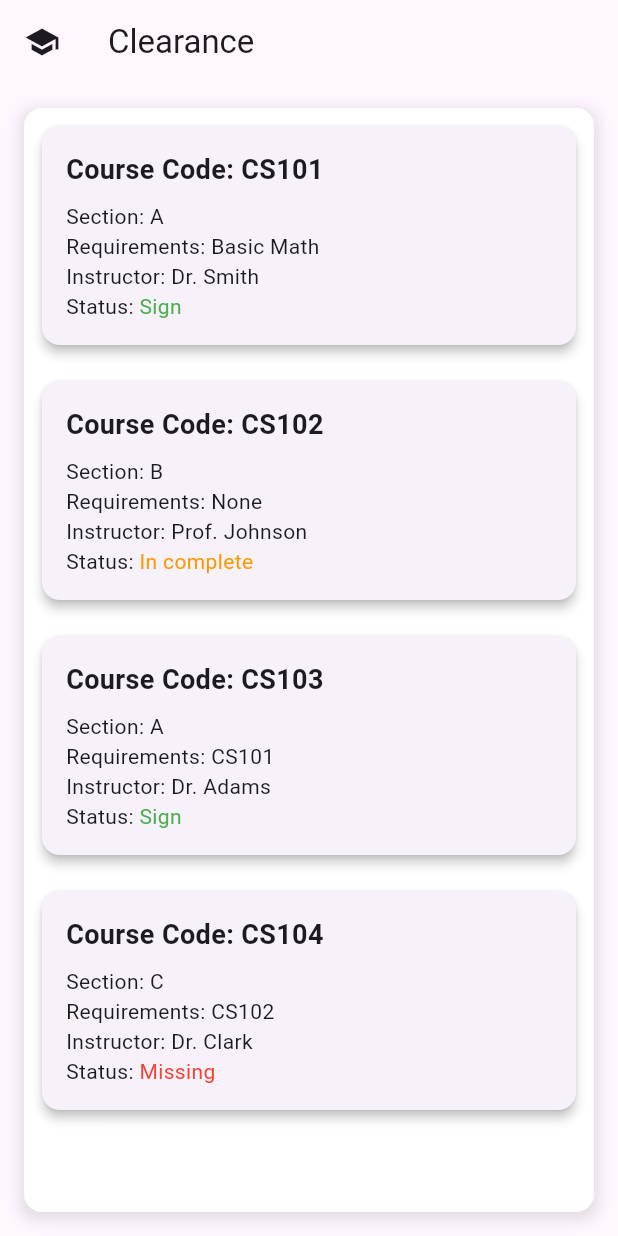
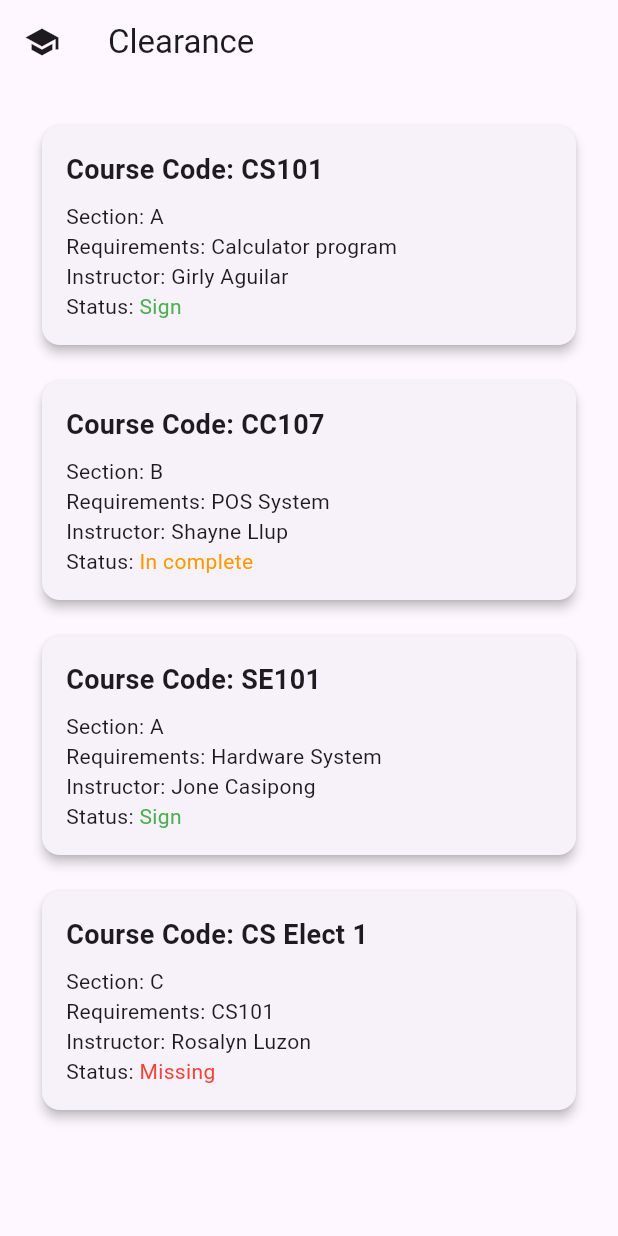
Before and after one commit to anthonyc-dev/ASCS-Flutter-Client-side-, a Flutter app: the Clearance screen opened directly, on a phone screen of 412 x 824 dp. Run offline on Flutter 3.47's test engine with Material 3 defaults, Android fonts, the light colour scheme and no system bars; our stand-ins replace curved_navigation_bar, flutter_dotenv, flutter_screenutil, google_fonts.

Commit message:
update the clearance and sign up

```diff
--- a/my_app/lib/layouts/build_desktop_layout.dart
+++ b/my_app/lib/layouts/build_desktop_layout.dart
@@ -35,8 +35,7 @@ class BuildDesktopLayout extends StatelessWidget {
                           .contain, // Ensures the image maintains its aspect ratio
                 )
                 : null,
-        elevation:
-            Responsive.isDesktop(context) ? 4.0 : 0.0, // Increases shadow depth
+        elevation: Responsive.isDesktop(context) ? 4.0 : 0.0,
         shadowColor:
             Responsive.isDesktop(context)
                 ? Colors.black.withOpacity(0.5)
--- a/my_app/lib/screens/clearance.dart
+++ b/my_app/lib/screens/clearance.dart
@@ -13,29 +13,29 @@ class _ClearanceState extends State<Clearance> {
     {
       'courseCode': 'CS101',
       'section': 'A',
-      'requirements': 'Basic Math',
-      'instructor': 'Dr. Smith',
+      'requirements': 'Calculator program',
+      'instructor': 'Girly Aguilar',
       'status': 'Sign',
     },
     {
-      'courseCode': 'CS102',
+      'courseCode': 'CC107',
       'section': 'B',
-      'requirements': 'None',
-      'instructor': 'Prof. Johnson',
+      'requirements': 'POS System',
+      'instructor': 'Shayne Llup',
       'status': 'In complete',
     },
     {
-      'courseCode': 'CS103',
+      'courseCode': 'SE101',
       'section': 'A',
-      'requirements': 'CS101',
-      'instructor': 'Dr. Adams',
+      'requirements': 'Hardware System',
+      'instructor': 'Jone Casipong',
       'status': 'Sign',
     },
     {
-      'courseCode': 'CS104',
+      'courseCode': 'CS Elect 1',
       'section': 'C',
-      'requirements': 'CS102',
-      'instructor': 'Dr. Clark',
+      'requirements': 'CS101',
+      'instructor': 'Rosalyn Luzon',
       'status': 'Missing',
     },
     // Add more dummy data as needed
@@ -65,23 +65,9 @@ class _ClearanceState extends State<Clearance> {
         title: const Text('Clearance'),
         leading: Icon(Icons.school),
       ),
-      body: Center(
+      body: SizedBox(
         child: Padding(
           padding: const EdgeInsets.all(16.0),
-          child: Container(
-            width: double.infinity, // Full width
-            decoration: BoxDecoration(
-              color: Colors.white,
-              borderRadius: BorderRadius.circular(12),
-              boxShadow: [
-                BoxShadow(
-                  color: Colors.black.withOpacity(0.1),
-                  spreadRadius: 3,
-                  blurRadius: 7,
-                  offset: const Offset(0, 3),
-                ),
-              ],
-            ),
           child:
               isMobile
                   ? ListView.builder(
@@ -110,9 +96,7 @@ class _ClearanceState extends State<Clearance> {
                                 ),
                                 const SizedBox(height: 8),
                                 Text('Section: ${course['section']}'),
-                                  Text(
-                                    'Requirements: ${course['requirements']}',
-                                  ),
+                                Text('Requirements: ${course['requirements']}'),
                                 Text('Instructor: ${course['instructor']}'),
                                 Row(
                                   children: [
@@ -137,7 +121,7 @@ class _ClearanceState extends State<Clearance> {
                     scrollDirection: Axis.horizontal,
                     child: DataTable(
                       columnSpacing: 20, // Adjust column spacing
-                        headingRowColor: MaterialStateProperty.all(
+                      headingRowColor: WidgetStateProperty.all(
                         Colors.blueAccent,
                       ), // Header background color
                       columns: const [
@@ -175,7 +159,6 @@ class _ClearanceState extends State<Clearance> {
                   ),
         ),
       ),
-      ),
     );
   }
 }
--- a/my_app/lib/widgets/bottom_navigation.dart
+++ b/my_app/lib/widgets/bottom_navigation.dart
@@ -20,8 +20,8 @@ class CustomBottomNavigation extends StatelessWidget {
       height: 60,
       index: selectedIndex,
       items: const [
-        Icon(Icons.checklist, size: 30, color: Colors.white),
-        Icon(Icons.message, size: 30, color: Colors.white),
+        Icon(Icons.description, size: 30, color: Colors.white),
+        Icon(Icons.edit_document, size: 30, color: Colors.white),
         Icon(Icons.person, size: 30, color: Colors.white),
       ],
       onTap: onItemTapped,
```
Also changed, not shown: my_app/lib/screens/auth/signup_screen.dart (+14 -25 lines). Lines whose indentation alone changed are shown as unchanged.
